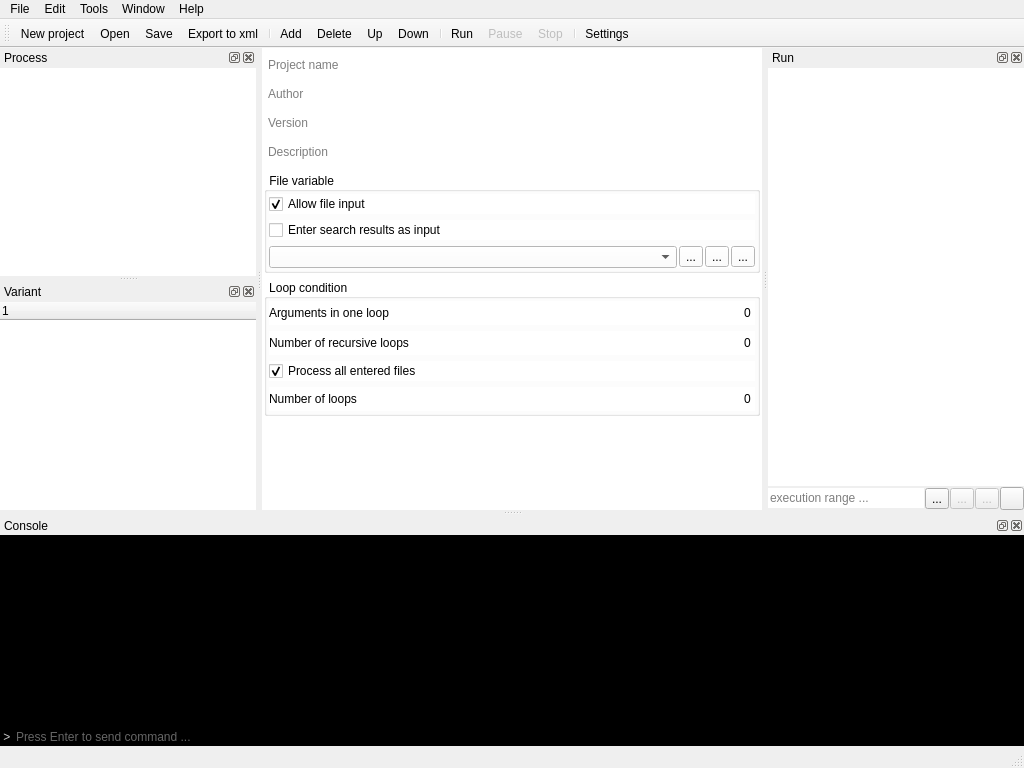
karakirimu/AutoBatchTools, file src/ProfileEditor/profileeditor.ui: the form before one commit.
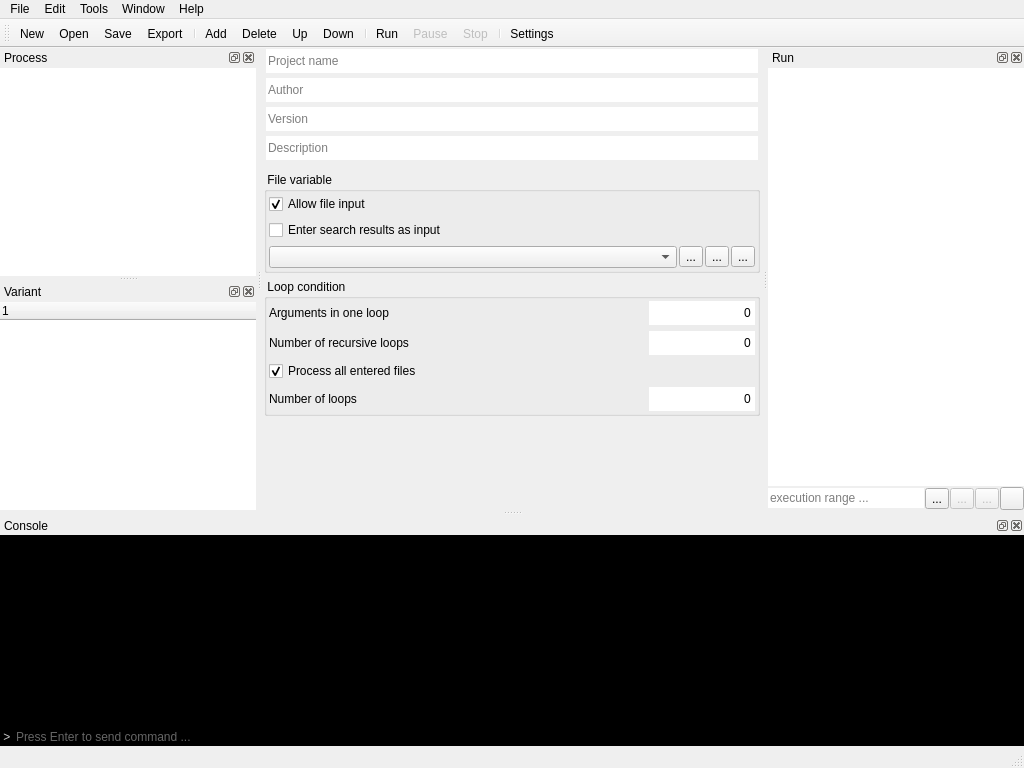
The form after the commit. The open tabs and pages were chosen to show the change. Icons and pictures are not drawn. Custom widgets are drawn as their Qt base class.

What changed in the file:
```diff
--- a/src/ProfileEditor/profileeditor.ui
+++ b/src/ProfileEditor/profileeditor.ui
@@ -49,7 +49,7 @@
       </property>
       <widget class="QWidget" name="info">
        <property name="styleSheet">
-        <string notr="true">background-color: rgb(255, 255, 255);</string>
+        <string notr="true"/>
        </property>
        <layout class="QVBoxLayout" name="verticalLayout_2">
         <property name="leftMargin">
@@ -103,7 +103,7 @@
               <string notr="true"/>
              </property>
              <property name="alignment">
-              <set>Qt::AlignBottom|Qt::AlignLeading|Qt::AlignLeft</set>
+              <set>Qt::AlignLeading|Qt::AlignLeft|Qt::AlignVCenter</set>
              </property>
              <property name="placeholderText">
               <string>Project name</string>
@@ -129,7 +129,7 @@
               <string notr="true"/>
              </property>
              <property name="alignment">
-              <set>Qt::AlignBottom|Qt::AlignLeading|Qt::AlignLeft</set>
+              <set>Qt::AlignLeading|Qt::AlignLeft|Qt::AlignVCenter</set>
              </property>
              <property name="placeholderText">
               <string>Author</string>
@@ -161,7 +161,7 @@
               <string notr="true"/>
              </property>
              <property name="alignment">
-              <set>Qt::AlignBottom|Qt::AlignLeading|Qt::AlignLeft</set>
+              <set>Qt::AlignLeading|Qt::AlignLeft|Qt::AlignVCenter</set>
              </property>
              <property name="placeholderText">
               <string>Version</string>
@@ -187,7 +187,7 @@
               <string notr="true"/>
              </property>
              <property name="alignment">
-              <set>Qt::AlignBottom|Qt::AlignLeading|Qt::AlignLeft</set>
+              <set>Qt::AlignLeading|Qt::AlignLeft|Qt::AlignVCenter</set>
              </property>
              <property name="placeholderText">
               <string>Description</string>
@@ -1421,6 +1421,12 @@
    <property name="windowTitle">
     <string>ToolBar</string>
    </property>
+   <property name="orientation">
+    <enum>Qt::Horizontal</enum>
+   </property>
+   <property name="toolButtonStyle">
+    <enum>Qt::ToolButtonTextUnderIcon</enum>
+   </property>
    <attribute name="toolBarArea">
     <enum>TopToolBarArea</enum>
    </attribute>
@@ -1981,7 +1987,7 @@
      <normaloff>:/default_icons/folder.png</normaloff>:/default_icons/folder.png</iconset>
    </property>
    <property name="text">
-    <string>Open ...</string>
+    <string>Open</string>
    </property>
    <property name="shortcut">
     <string>Ctrl+O</string>
@@ -1993,7 +1999,7 @@
      <normaloff>:/default_icons/newfile.png</normaloff>:/default_icons/newfile.png</iconset>
    </property>
    <property name="text">
-    <string>New project</string>
+    <string>New</string>
    </property>
    <property name="shortcut">
     <string>Ctrl+N</string>
@@ -2020,7 +2026,7 @@
      <normaloff>:/default_icons/export.png</normaloff>:/default_icons/export.png</iconset>
    </property>
    <property name="text">
-    <string>Export to xml</string>
+    <string>Export</string>
    </property>
   </action>
   <action name="actionAbout">
```
Left out of the diff: 24 changed lines with no effect on the pictures.
